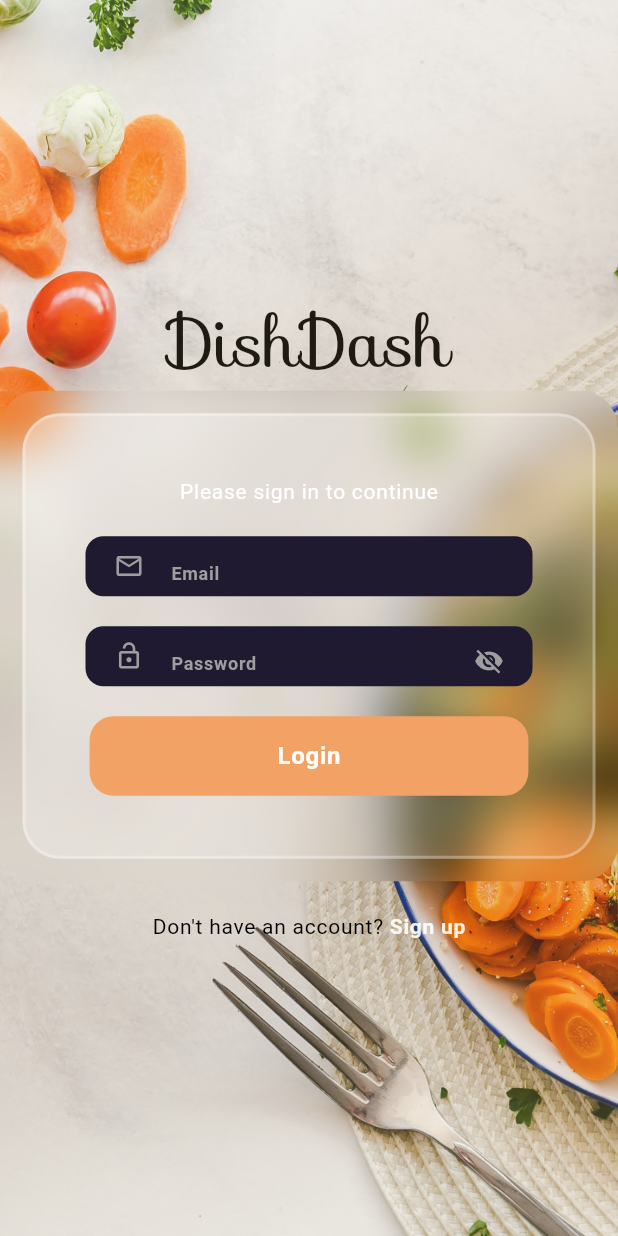
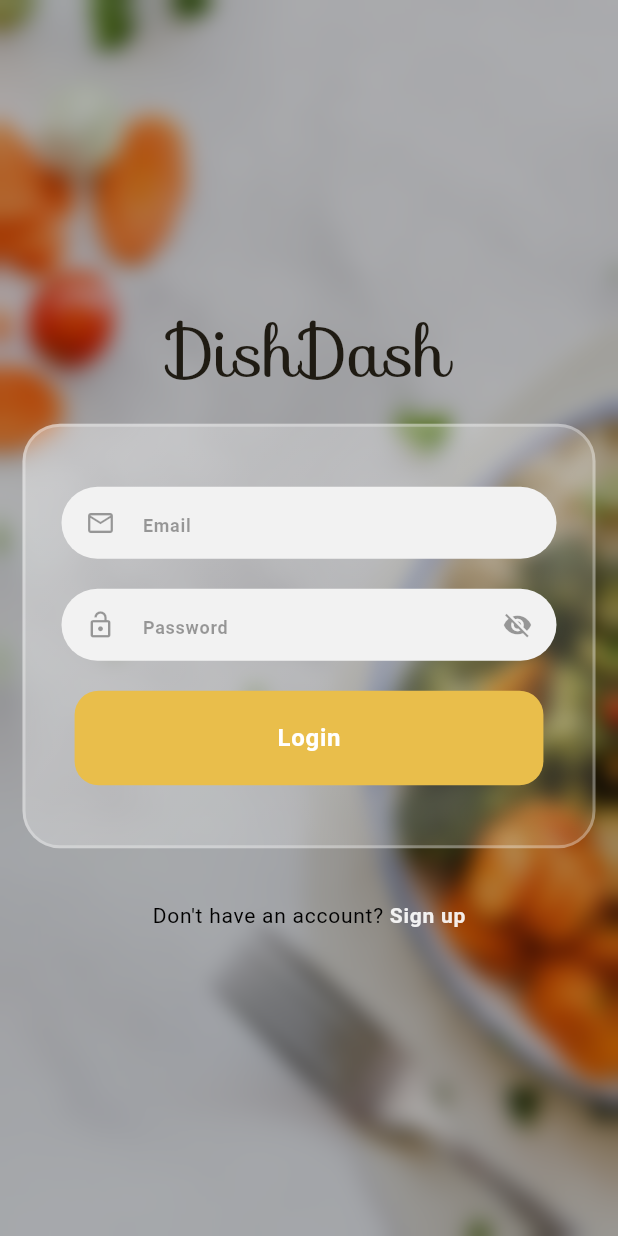
Before and after one commit to Matheo-delaunay/imt-framework-front, a Flutter app: the LoginScreen screen opened directly, on a phone screen of 412 x 824 dp. Run offline on Flutter 3.47's test engine with Material 2 defaults, Android fonts, the phone set to English and light mode, and no system bars; our stand-ins replace simple_animations, supercharged.

Commit message:
fix: login screen

```diff
--- a/lib/views/login_page.dart
+++ b/lib/views/login_page.dart
@@ -15,10 +15,10 @@ class LoginScreen extends StatefulWidget {
 }
 
 class _LoginScreenState extends State<LoginScreen> {
-  Color enabled = const Color.fromARGB(255, 63, 56, 89);
-  Color enabledtxt = Colors.white;
-  Color deaible = Colors.grey;
-  Color backgroundColor = const Color(0xFF1F1A30);
+  Color enabled = const Color(0xFFF2F2F2);
+  Color enabledtxt = Colors.black54;
+  Color deaible = Colors.black38;
+  Color backgroundColor = const Color(0xFFF2F2F2);
   bool ispasswordev = true;
   FormData? selected;
 
@@ -30,35 +30,29 @@ class _LoginScreenState extends State<LoginScreen> {
     return Scaffold(
       body: Container(
         decoration: BoxDecoration(
-          gradient: LinearGradient(
-            begin: Alignment.topLeft,
-            end: Alignment.bottomRight,
-            stops: const [0.1, 0.4, 0.7, 0.9],
-            colors: [
-              AppColors.beige.withOpacity(0.8),
-              AppColors.purple,
-              AppColors.purple2,
-              AppColors.purple3,
-            ],
-          ),
           image: DecorationImage(
             fit: BoxFit.cover,
             colorFilter: ColorFilter.mode(
-                AppColors.idk.withOpacity(0.8), BlendMode.dstATop),
+                AppColors.blacks.withOpacity(0.3), BlendMode.srcOver),
             image: AssetImage("assets/images/background.jpg"),
           ),
         ),
-        child: Center(
-          child: SingleChildScrollView(
         child: Column(
               mainAxisAlignment: MainAxisAlignment.center,
               children: [
-                const Text('DishDash', style: TextStyle(fontSize: 45, fontFamily: 'Sofia'),),
-                ClipRRect(
-                  borderRadius: BorderRadius.circular(25),
+                Container(
                   child: BackdropFilter(
-                    filter: ImageFilter.blur(sigmaX: 15, sigmaY: 15),
+                    filter: ImageFilter.blur(sigmaX: 7, sigmaY: 7),
                   child: Container(
+                    child: Column(
+                      mainAxisSize: MainAxisSize.min,
+                      children: [
+                        FadeAnimation(
+                      delay: 1,
+                      child: const Text('DishDash',
+                        style: TextStyle(fontSize: 45, fontFamily: 'Sofia'),),
+                    ),
+                    Container(
                     width: 400,
                     decoration: BoxDecoration(
                       gradient: const LinearGradient(
@@ -69,34 +63,25 @@ class _LoginScreenState extends State<LoginScreen> {
                       border: Border.all(width: 2, color: Colors.white30)
                     ),
                     margin: EdgeInsets.all(15.0),
-                    padding: const EdgeInsets.all(40.0),
-                    child: Column(
-                      mainAxisSize: MainAxisSize.min,
+                    padding: const EdgeInsets.only(top: 40, bottom: 40, right: 10, left: 10),
+
+                        child:
+                        Column(
                           children: [
                             FadeAnimation(
                               delay: 1,
-                          child: const Text(
-                            "Please sign in to continue",
-                            style: TextStyle(
-                                color: Colors.white, letterSpacing: 0.5),
-                          ),
-                        ),
-                        const SizedBox(
-                          height: 20,
-                        ),
-                        FadeAnimation(
-                          delay: 1,
                               child: Container(
-                            width: 300,
-                            height: 40,
+                                width: 330,
+                                height: 48,
                                 decoration: BoxDecoration(
-                              borderRadius: BorderRadius.circular(12.0),
+                                  borderRadius: BorderRadius.circular(50.0),
                                   color: selected == FormData.Email
                                       ? enabled
                                       : backgroundColor,
                                 ),
-                            padding: const EdgeInsets.all(5.0),
+                                padding: const EdgeInsets.all(2.0),
                                 child: TextField(
+                                  textAlignVertical: TextAlignVertical.center,
                                   controller: emailController,
                                   onTap: () {
                                     setState(() {
@@ -120,30 +105,32 @@ class _LoginScreenState extends State<LoginScreen> {
                                             : deaible,
                                         fontSize: 12),
                                   ),
-                              textAlignVertical: TextAlignVertical.center,
                                   style: TextStyle(
                                       color: selected == FormData.Email
                                           ? enabledtxt
                                           : deaible,
                                       fontWeight: FontWeight.bold,
                                       fontSize: 12),
+
                                 ),
-                          ),
-                        ),
+                              ),),
+
+
+
                           const SizedBox(
                           height: 20,
                         ),
                           FadeAnimation(
                           delay: 1,
                           child: Container(
-                            width: 300,
-                            height: 40,
+                            width: 330,
+                            height: 48,
                             decoration: BoxDecoration(
-                                borderRadius: BorderRadius.circular(12.0),
+                                borderRadius: BorderRadius.circular(50.0),
                                 color: selected == FormData.password
                                     ? enabled
                                     : backgroundColor),
-                            padding: const EdgeInsets.all(5.0),
+                            padding: const EdgeInsets.all(2.0),
                             child: TextField(
                               controller: passwordController,
                               onTap: () {
@@ -210,7 +197,14 @@ class _LoginScreenState extends State<LoginScreen> {
                                 //   return MyApp(isLogin: true);
                                 // }));
                               },
-                              child: Text(
+                              style: TextButton.styleFrom(
+                                  backgroundColor: Color(0xFFE9BE4B),
+                                  padding: const EdgeInsets.symmetric(
+                                      vertical: 20.0, horizontal: 135),
+                                  shape: RoundedRectangleBorder(
+                                      borderRadius:
+                                      BorderRadius.circular(16.0))),
+                              child: const Text(
                                 "Login",
                                 style: TextStyle(
                                   color: Colors.white,
@@ -218,28 +212,16 @@ class _LoginScreenState extends State<LoginScreen> {
                                   fontSize: 16.0,
                                   fontWeight: FontWeight.bold,
                                 ),
+                              )),
                         ),
-                              style: TextButton.styleFrom(
-                                  backgroundColor: Color(0xFFF1A264),
-                                  padding: const EdgeInsets.symmetric(
-                                      vertical: 15.0, horizontal: 125),
-                                  shape: RoundedRectangleBorder(
-                                      borderRadius:
-                                      BorderRadius.circular(16.0)))),
-                        ),
-                      ],
-                    ),
-                  ),
-                ),
-                ),
+                          ],),),
 
                 //End of Center Card
                 //Start of outer card
                 const SizedBox(
-                  height: 10,
+                  height: 20,
                 ),
 
-                const SizedBox(height: 10),
                         FadeAnimation(
                           delay: 1,
                           child: Row(
@@ -268,11 +250,12 @@ class _LoginScreenState extends State<LoginScreen> {
                               ),
                             ],
                           ),
-                ),
-              ],
+                        ),],
+
               ),
             ),
           ),
+        ),],),
     ),
             );
   }
--- a/lib/views/utils/colors.dart
+++ b/lib/views/utils/colors.dart
@@ -2,6 +2,7 @@ import 'dart:ui';
 
 class AppColors{
   static final Color beige = const Color(0xFFDACAA4);
+  static final Color blacks = const Color(0xFF000000);
   static final Color purple = const Color(0xff9b6c2f);
   static final Color purple2 = const Color(0xff9b6c2f);
   static final Color purple3 = const Color(0xffe1c892);
```
Lines whose indentation alone changed are shown as unchanged.
